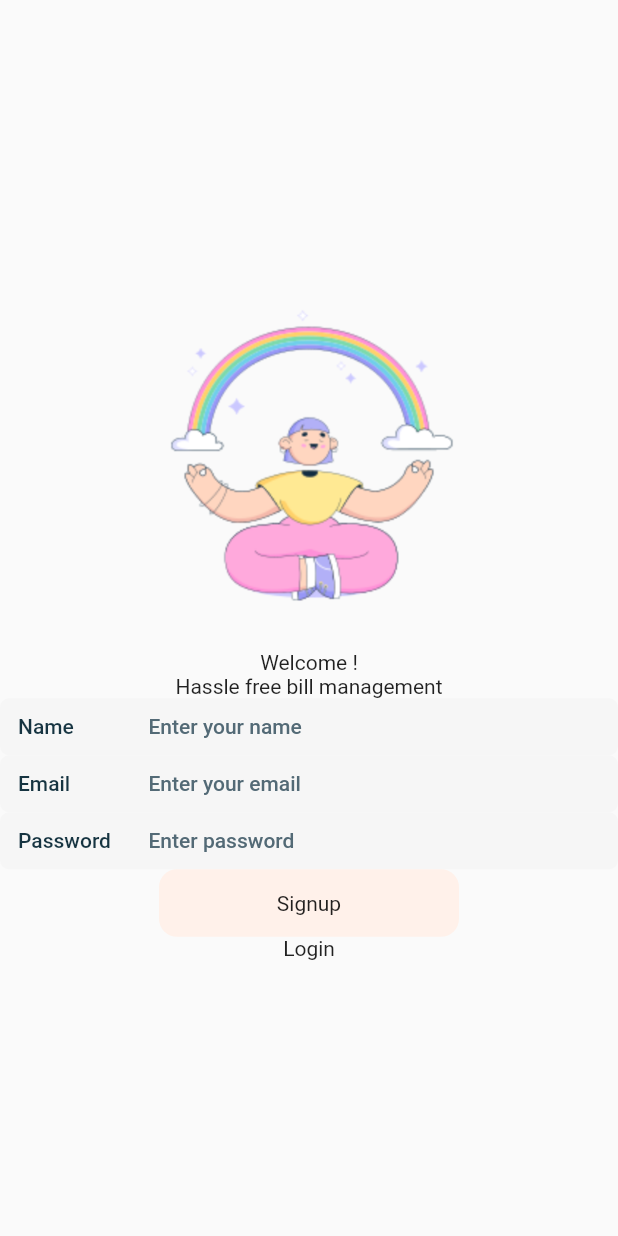
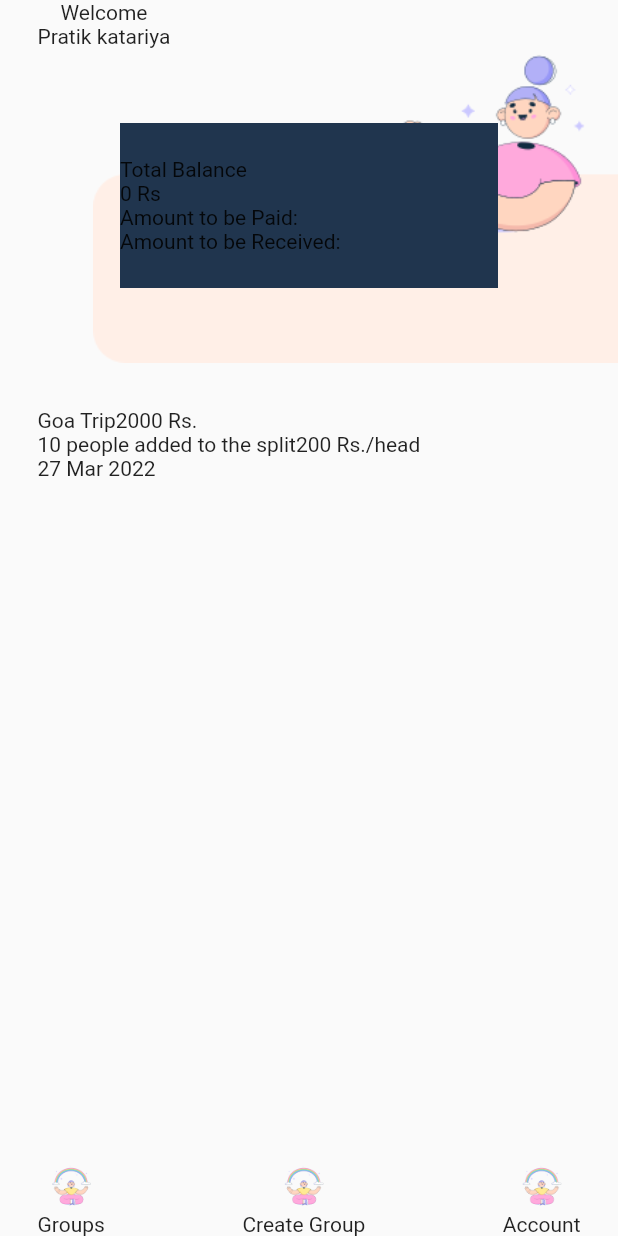
Before and after one commit to pratikKataria/Bill-Splitter, a Flutter app: the screen it shows after launch, on a phone screen of 412 x 824 dp. Run offline on Flutter 3.47's test engine with Material 2 defaults, Android fonts, the light colour scheme and no system bars; our stand-ins replace fluttertoast; Roboto replaces fonts that are missing (Calibri); statements that could not run were skipped.

Commit message:
Home scren ui created

```diff
--- a/lib/main.dart
+++ b/lib/main.dart
@@ -1,5 +1,6 @@
 import 'package:bill_splitter/ui/core/login/login_screen.dart';
 import 'package:bill_splitter/ui/core/signup/signup_screen.dart';
+import 'package:bill_splitter/ui/home/home_screen.dart';
 import 'package:flutter/material.dart';
 import 'package:flutter/services.dart';
 
@@ -18,8 +19,8 @@ class MyApp extends StatelessWidget {
   @override
   Widget build(BuildContext context) {
     return MaterialApp(
-      title: 'Flutter Demo',
-      home: SignupScreen(),
+      title: 'Bill Splitter',
+      home: HomeScreen(),
     );
   }
 }
--- a/lib/res/Images.dart
+++ b/lib/res/Images.dart
@@ -7,5 +7,7 @@ class Images {
 
   static const kAppIcon = base + "ic_app_logo.png";
   static const kImageLogin = base + "img_login.png";
+  static const kImageHome = base + "img_home.png";
+  static const kImageDialog = base + "img_dialog.png";
 
 }
--- /dev/null
+++ b/lib/ui/home/home_screen.dart
@@ -0,0 +1,280 @@
+import 'package:bill_splitter/res/AppColors.dart';
+import 'package:bill_splitter/res/Fonts.dart';
+import 'package:bill_splitter/res/Images.dart';
+import 'package:bill_splitter/util/Utility.dart';
+import 'package:flutter/material.dart';
+
+class HomeScreen extends StatefulWidget {
+  const HomeScreen({Key key}) : super(key: key);
+
+  @override
+  State<HomeScreen> createState() => _HomeScreenState();
+}
+
+class _HomeScreenState extends State<HomeScreen> {
+  final subTextStyle = textStyleSubText14px500w;
+  final mainTextStyle = textStyle14px500w;
+
+  final TextEditingController emailTextController = TextEditingController();
+  final TextEditingController otpTextController = TextEditingController();
+
+  @override
+  Widget build(BuildContext context) {
+    return SafeArea(
+      child: Scaffold(
+        body: Column(
+          mainAxisAlignment: MainAxisAlignment.start,
+          crossAxisAlignment: CrossAxisAlignment.start,
+          children: [
+            Container(
+              margin: EdgeInsets.symmetric(horizontal: 25.0),
+              child: Column(
+                children: [
+                  Text("Welcome"),
+                  Text("Pratik katariya"),
+                ],
+              ),
+            ),
+            Container(
+              height: 210.0,
+              decoration: BoxDecoration(
+                image: DecorationImage(
+                  alignment: Alignment.centerRight,
+                  image: AssetImage(Images.kImageHome),
+                ),
+              ),
+              child: Center(
+                child: Container(
+                  height: 110.0,
+                  color: AppColors.black,
+                  margin: EdgeInsets.symmetric(horizontal: 80.0),
+                  child: Column(
+                    mainAxisAlignment: MainAxisAlignment.center,
+                    crossAxisAlignment: CrossAxisAlignment.start,
+                    children: [
+                      Text("Total Balance"),
+                      Text("0 Rs"),
+                      Row(
+                        children: [
+                          Text("Amount to be Paid:"),
+                        ],
+                      ),
+                      Row(
+                        children: [
+                          Text("Amount to be Received:"),
+                        ],
+                      ),
+                    ],
+                  ),
+                ),
+              ),
+            ),
+            Container(
+              height: 30.0,
+            ),
+            Expanded(
+              child: Container(
+                margin: EdgeInsets.symmetric(horizontal: 25.0),
+                child: ListView(
+                  children: [
+                    Container(
+                      child: Column(
+                        crossAxisAlignment: CrossAxisAlignment.start,
+                        children: [
+                          Row(
+                            children: [
+                              Text("Goa Trip"),
+                              Text("2000 Rs."),
+                            ],
+                          ),
+                          Row(
+                            children: [
+                              Text("10 people added to the split"),
+                              Text("200 Rs./head"),
+                            ],
+                          ),
+                          Text("27 Mar 2022"),
+                        ],
+                      ),
+                    )
+                  ],
+                ),
+              ),
+            ),
+            Container(
+              margin: EdgeInsets.symmetric(horizontal: 25.0),
+              child: Row(
+                mainAxisAlignment: MainAxisAlignment.spaceBetween,
+                children: [
+                  Container(
+                    child: Column(
+                      children: [
+                        Image.asset(Images.kImageLogin, height: 34.0),
+                        Text("Groups"),
+                      ],
+                    ),
+                  ),
+                  InkWell(
+                    onTap: () {
+                      _modalBottomSheetMenu(context);
+                    },
+                    child: Container(
+                      child: Column(
+                        children: [
+                          Image.asset(Images.kImageLogin, height: 34.0),
+                          Text("Create Group"),
+                        ],
+                      ),
+                    ),
+                  ),
+                  Container(
+                    child: Column(
+                      children: [
+                        Image.asset(Images.kImageLogin, height: 34.0),
+                        Text("Account"),
+                      ],
+                    ),
+                  ),
+                ],
+              ),
+            ),
+          ],
+        ),
+      ),
+    );
+  }
+
+  void _modalBottomSheetMenu(BuildContext context) {
+    showModalBottomSheet(
+        context: context,
+        backgroundColor: Colors.transparent,
+        isScrollControlled: true,
+        builder: (builder) {
+          return Stack(
+            children: [
+              Container(
+                height: Utility.screenHeight(context) * 0.30,
+                padding: const EdgeInsets.symmetric(vertical: 20.0),
+                margin: const EdgeInsets.only(top: 90.0),
+                decoration: BoxDecoration(
+                    color: AppColors.white,
+                    borderRadius: BorderRadius.only(
+                      topRight: Radius.circular(24.0),
+                      topLeft: Radius.circular(24.0),
+                    )),
+                child: Column(
+                  crossAxisAlignment: CrossAxisAlignment.center,
+                  children: [
+                    Padding(
+                      padding: const EdgeInsets.symmetric(horizontal: 20.0),
+                      child: Row(
+                        children: [
+                          horizontalSpace(10.0),
+                          Text('Create Group', style: textStyleDarkHeavy24px700),
+                        ],
+                      ),
+                    ),
+                    verticalSpace(28.0),
+                    emailField(),
+                    verticalSpace(28.0),
+
+                    InkWell(
+                      onTap: () {
+
+                      },
+                      child: Container(
+                        decoration: BoxDecoration(
+                          color: AppColors.colorPrimaryLight,
+                          borderRadius: BorderRadius.circular(12.0),
+                        ),
+                        height: 45.0,
+                        width: 200.0,
+                        padding: EdgeInsets.symmetric(horizontal: 20.0),
+                        child: Center(child: Text("Create")),
+                      ),
+                    ),
+
+                  ],
+                ),
+              ),
+              Positioned(
+                right: 0.0,
+                child: Image.asset(Images.kImageDialog, height: 150.0),
+              ),
+            ],
+          );
+        });
+  }
+
+  Container emailField() {
+    return Container(
+      height: 38,
+      decoration: BoxDecoration(
+        color: AppColors.inputFieldBackgroundColor,
+        borderRadius: BorderRadius.circular(6.0),
+      ),
+      child: Row(
+        mainAxisAlignment: MainAxisAlignment.center,
+        crossAxisAlignment: CrossAxisAlignment.center,
+        children: [
+          Container(
+            width: 75,
+            margin: EdgeInsets.symmetric(horizontal: 12.0),
+            child: Text("Email", style: mainTextStyle),
+          ),
+          Expanded(
+            child: TextFormField(
+              obscureText: false,
+              textAlign: TextAlign.left,
+              controller: emailTextController,
+              maxLines: 1,
+              textCapitalization: TextCapitalization.none,
+              style: subTextStyle,
+              decoration: InputDecoration(
+                border: InputBorder.none,
+                hintText: "Enter email or phone",
+                hintStyle: subTextStyle,
+                isDense: true,
+                suffixStyle: TextStyle(color: AppColors.textColor),
+              ),
+              onChanged: (String val) {
+                /*      widget.onTextChange(val);
+                        resetErrorOnTyping();*/
+              },
+            ),
+          ),
+        ],
+      ),
+    );
+  }
+
+// void showDetailDialog(BuildContext context) {
+//   AlertDialog alert = AlertDialog(
+//     contentPadding: EdgeInsets.all(0.0),
+//     backgroundColor: Colors.transparent,
+//     content: Wrap(
+//       children: [
+//         Column(
+//           children: [
+//             Container(
+//               height: 310.0,
+//               decoration: BoxDecoration(
+//                 image: DecorationImage(
+//                   image: AssetImage(Images.kImageDialog),
+//                 ),
+//               ),
+//             ),
+//           ],
+//         ),
+//       ],
+//     ),
+//   );
+//
+//   showDialog(
+//     context: context,
+//     builder: (BuildContext context) {
+//       return alert;
+//     },
+//   );
+// }
+}
```
Also changed, not shown: assets/images/img_dialog.png (added), assets/images/img_home.png (added), assets/images/img_note.png (added), lib/generated/assets.dart.
